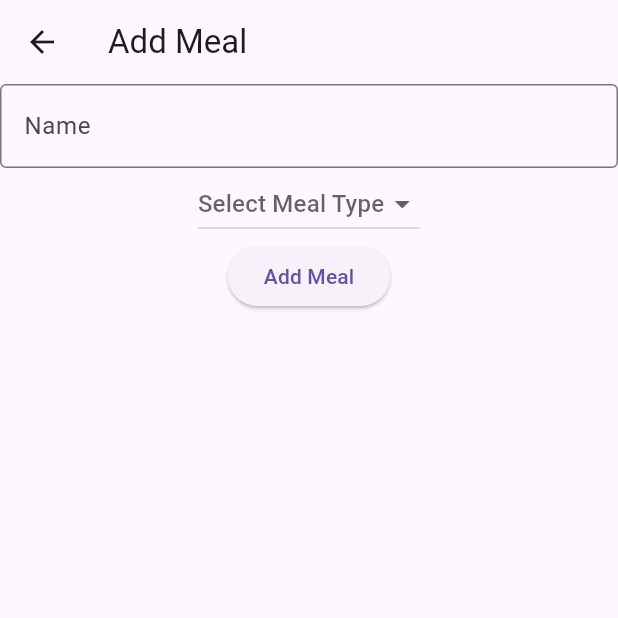
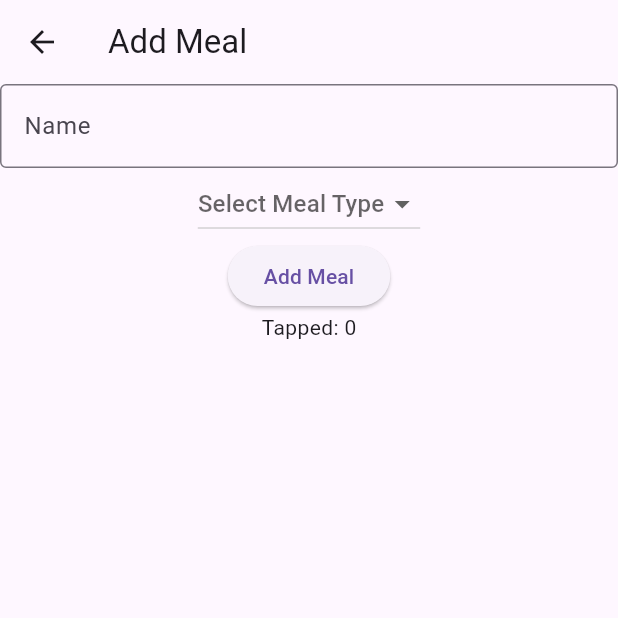
Before and after one commit to JanAppAkademie/b11_app, a Flutter app: the screen it shows once a user with an empty profile is signed in, after a tap on the "add" icon, on a phone screen of 412 x 824 dp, the top half of it. Run offline on Flutter 3.47's test engine with Material 3 defaults, Android fonts, the phone set to English and light mode, and no system bars; our stand-ins replace cloud_firestore, firebase_auth, firebase_core, google_sign_in; accounts and stored records are empty.

Commit message:
Consumer TestService

```diff
--- a/lib/features/home/presentation/pages/add_meal_page.dart
+++ b/lib/features/home/presentation/pages/add_meal_page.dart
@@ -1,7 +1,9 @@
+import 'package:b11_app/features/home/presentation/pages/main_app_page.dart';
 import 'package:b11_app/models/meal.dart';
 import 'package:b11_app/services/firestore_repo.dart';
 import 'package:cloud_firestore/cloud_firestore.dart';
 import 'package:flutter/material.dart';
+import 'package:provider/provider.dart';
 
 class AddMealPage extends StatefulWidget {
   const AddMealPage({super.key});
@@ -23,7 +25,7 @@ class _AddMealPageState extends State<AddMealPage> {
   @override
   Widget build(BuildContext context) {
     List<String> testList = MealType.values.map((e) => e.name).toList();
-
+    print("addmealpage reload");
     final db = FirestoreRepository();
     return Scaffold(
       appBar: AppBar(title: const Text("Add Meal")),
@@ -75,6 +77,7 @@ class _AddMealPageState extends State<AddMealPage> {
             },
             child: Text("Add Meal"),
           ),
+          Text("Tapped: ${context.watch<TestService>().tappedCount}"),
         ],
       ),
     );
--- a/lib/features/home/presentation/pages/home_page.dart
+++ b/lib/features/home/presentation/pages/home_page.dart
@@ -19,10 +19,7 @@ class HomePage extends StatelessWidget {
           if (snapshot.connectionState == ConnectionState.active) {
             if (snapshot.hasData) {
               // User is logged in
-              return Provider(
-                create: (_) => TestService(),
-                child: MainAppPage(),
-              );
+              return MainAppPage();
             }
             // User is not logged in
             return const LoginPage();
--- a/lib/features/home/presentation/pages/main_app_page.dart
+++ b/lib/features/home/presentation/pages/main_app_page.dart
@@ -13,6 +13,7 @@ class MainAppPage extends StatelessWidget {
 
   @override
   Widget build(BuildContext context) {
+    print("mainApppage reload");
     return Scaffold(
       appBar: AppBar(
         title: const Text("Meals"),
@@ -96,13 +97,19 @@ class MyTextWidget extends StatelessWidget {
   Widget build(BuildContext context) {
     return Consumer<TestService>(
       builder: (context, testService, child) {
-        return Text("Tapped: ${testService.tappedCount}");
+        print("Consumer reload");
+        if (testService._tappedCount == 0) {
+          return CircularProgressIndicator();
+        } else {
+          return Text("Tapped: ${testService.tappedCount}");
+        }
       },
     );
   }
 }
 
 class TestService extends ChangeNotifier {
+  TestService();
   int _tappedCount = 0;
 
   int get tappedCount => _tappedCount;
```
